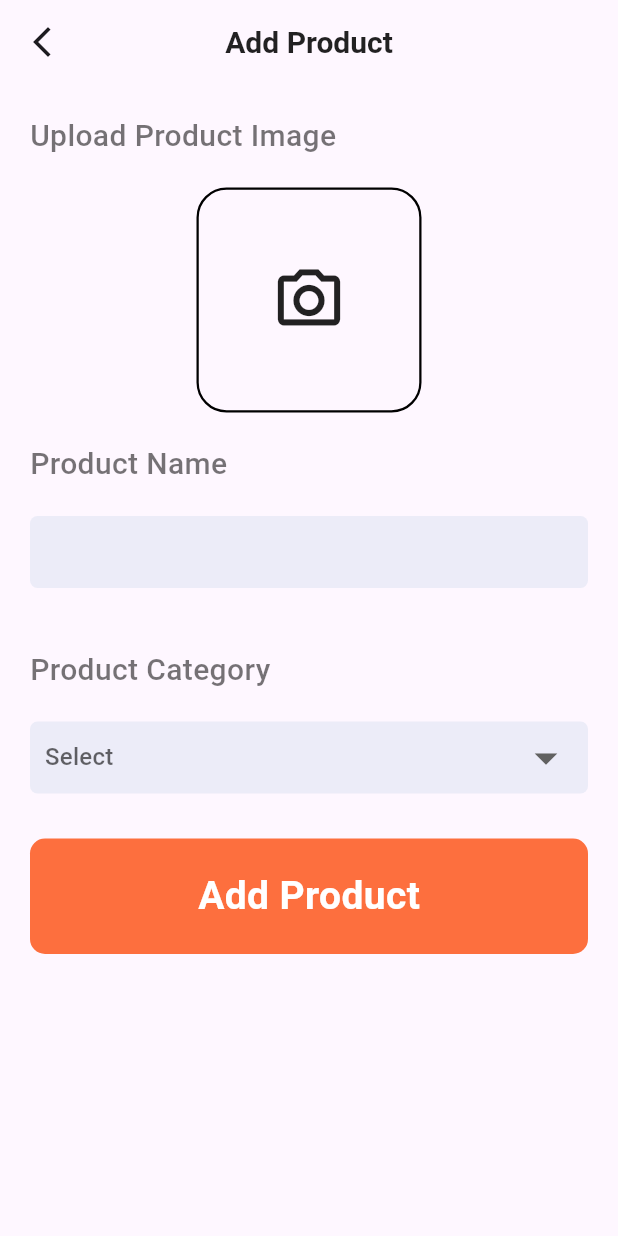
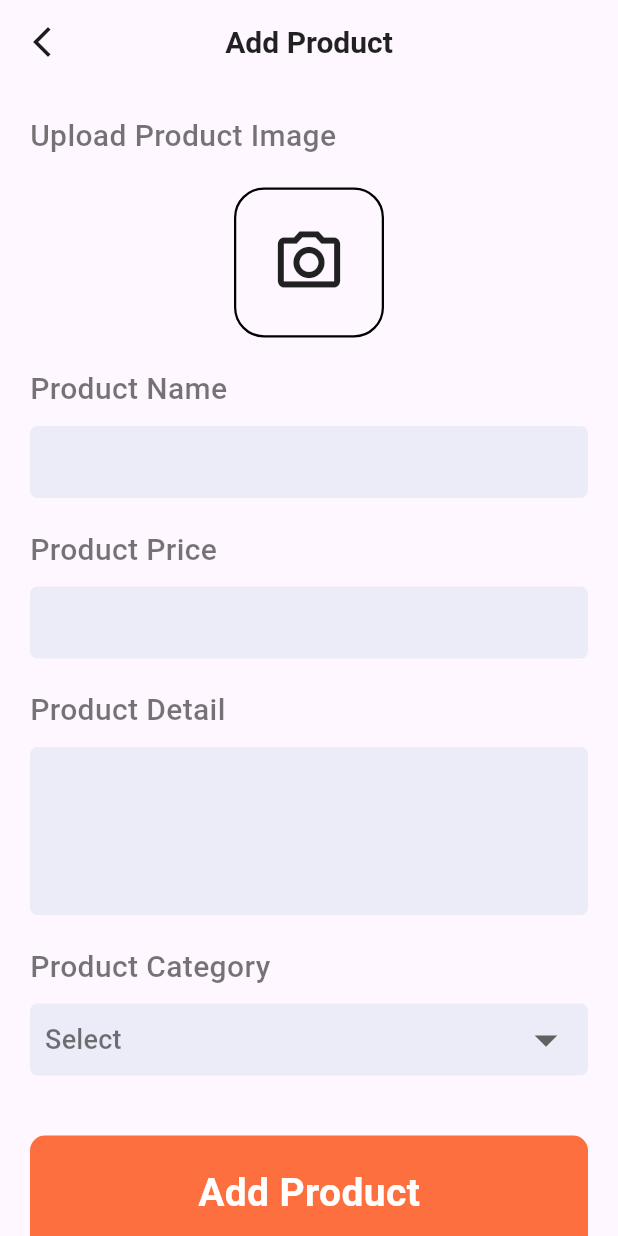
Before and after one commit to addiscodr/addis_ecommerce, a Flutter app: the AddProduct screen opened directly, on a phone screen of 412 x 824 dp. Run offline on Flutter 3.47's test engine with Material 3 defaults, Android fonts, the phone set to English and light mode, and no system bars; our stand-ins replace cloud_firestore, curved_navigation_bar, firebase_auth, firebase_core, firebase_storage, image_picker and 2 more; accounts and stored records are empty.

Commit message:
Modify affected files

```diff
--- a/lib/admin/add_product.dart
+++ b/lib/admin/add_product.dart
@@ -1,5 +1,11 @@
+import 'dart:io';
+
+import 'package:addis_ecommerce/services/database.dart';
 import 'package:addis_ecommerce/widgets/support_widget.dart';
+import 'package:firebase_storage/firebase_storage.dart';
 import 'package:flutter/material.dart';
+import 'package:image_picker/image_picker.dart';
+import 'package:random_string/random_string.dart';
 
 class AddProduct extends StatefulWidget {
   const AddProduct({super.key});
@@ -9,6 +15,50 @@ class AddProduct extends StatefulWidget {
 }
 
 class _AddProductState extends State<AddProduct> {
+  final ImagePicker _imagePicker = ImagePicker();
+  File? selectedImage;
+  TextEditingController _nameController = TextEditingController();
+  TextEditingController _priceController = TextEditingController();
+  TextEditingController _detailController = TextEditingController();
+
+  Future getImage() async {
+    var image = await _imagePicker.pickImage(source: ImageSource.gallery);
+    selectedImage = File(image!.path);
+    setState(() {});
+  }
+
+  void uploadItem() async {
+    if (selectedImage != null && _nameController.text != "") {
+      String addId = randomAlphaNumeric(10);
+      Reference firebaseStorageRef = FirebaseStorage.instance
+          .ref()
+          .child("blogImage")
+          .child(addId);
+
+      final UploadTask task = firebaseStorageRef.putFile(selectedImage!);
+      var downloadUrl = await (await task).ref.getDownloadURL();
+
+      Map<String, dynamic> addProduct = {
+        "Name": _nameController.text.trim(),
+        "Image": downloadUrl,
+        "Price": _priceController.text.trim(),
+        "Detail": _detailController.text.trim(),
+      };
+      await DatabaseMethods().addProduct(addProduct, value!).then((value) {
+        selectedImage = null;
+        _nameController.text = "";
+        ScaffoldMessenger.of(context).showSnackBar(
+          SnackBar(
+            content: Text(
+              "Product has been uploaded successfully!",
+              style: TextStyle(color: Colors.green, fontSize: 16),
+            ),
+          ),
+        );
+      });
+    }
+  }
+
   final List<String> categoryItems = ['Watch', 'Laptop', 'TV', 'Headphone'];
   String? value;
 
@@ -23,17 +73,21 @@ class _AddProductState extends State<AddProduct> {
         centerTitle: true,
         title: Text("Add Product", style: AppWidget.semiBoldTextStyle()),
       ),
-      body: Container(
-        margin: EdgeInsets.only(left: 20, top: 20, right: 20),
+      body: SingleChildScrollView(
+        child: Container(
+          margin: EdgeInsets.only(left: 20, top: 20, right: 20, bottom: 20),
           child: Column(
             crossAxisAlignment: CrossAxisAlignment.start,
             children: [
               Text("Upload Product Image", style: AppWidget.lightTextStyle()),
               const SizedBox(height: 20),
-            Center(
+              selectedImage == null
+                  ? GestureDetector(
+                      onTap: () => getImage(),
+                      child: Center(
                         child: Container(
-                height: 150,
-                width: 150,
+                          height: 100,
+                          width: 100,
                           decoration: BoxDecoration(
                             border: Border.all(color: Colors.black, width: 1.5),
                             borderRadius: BorderRadius.circular(20),
@@ -41,9 +95,32 @@ class _AddProductState extends State<AddProduct> {
                           child: Icon(Icons.camera_alt_outlined, size: 50),
                         ),
                       ),
+                    )
+                  : Center(
+                      child: Material(
+                        elevation: 4.0,
+                        borderRadius: BorderRadius.circular(20),
+                        child: Container(
+                          height: 100,
+                          width: 100,
+                          decoration: BoxDecoration(
+                            border: Border.all(color: Colors.black, width: 1.5),
+                            borderRadius: BorderRadius.circular(20),
+                          ),
+
+                          child: ClipRRect(
+                            borderRadius: BorderRadius.circular(20),
+                            child: Image.file(
+                              selectedImage!,
+                              fit: BoxFit.cover,
+                            ),
+                          ),
+                        ),
+                      ),
+                    ),
               const SizedBox(height: 20),
               Text("Product Name", style: AppWidget.lightTextStyle()),
-            const SizedBox(height: 20),
+              const SizedBox(height: 10),
               Container(
                 padding: EdgeInsets.symmetric(horizontal: 20),
                 width: MediaQuery.of(context).size.width,
@@ -52,12 +129,44 @@ class _AddProductState extends State<AddProduct> {
                   borderRadius: BorderRadius.circular(5),
                 ),
                 child: TextField(
+                  controller: _nameController,
                   decoration: InputDecoration(border: InputBorder.none),
                 ),
               ),
-            const SizedBox(height: 40),
+              const SizedBox(height: 20),
+              Text("Product Price", style: AppWidget.lightTextStyle()),
+              const SizedBox(height: 10),
+              Container(
+                padding: EdgeInsets.symmetric(horizontal: 20),
+                width: MediaQuery.of(context).size.width,
+                decoration: BoxDecoration(
+                  color: Color(0xffececf8),
+                  borderRadius: BorderRadius.circular(5),
+                ),
+                child: TextField(
+                  controller: _priceController,
+                  decoration: InputDecoration(border: InputBorder.none),
+                ),
+              ),
+              const SizedBox(height: 20),
+              Text("Product Detail", style: AppWidget.lightTextStyle()),
+              const SizedBox(height: 10),
+              Container(
+                padding: EdgeInsets.symmetric(horizontal: 20),
+                width: MediaQuery.of(context).size.width,
+                decoration: BoxDecoration(
+                  color: Color(0xffececf8),
+                  borderRadius: BorderRadius.circular(5),
+                ),
+                child: TextField(
+                  maxLines: 4,
+                  controller: _detailController,
+                  decoration: InputDecoration(border: InputBorder.none),
+                ),
+              ),
+              const SizedBox(height: 20),
               Text("Product Category", style: AppWidget.lightTextStyle()),
-            const SizedBox(height: 20),
+              const SizedBox(height: 10),
               Container(
                 padding: EdgeInsets.symmetric(horizontal: 10),
                 width: MediaQuery.of(context).size.width,
@@ -82,15 +191,20 @@ class _AddProductState extends State<AddProduct> {
                         )
                         .toList(),
                     dropdownColor: Colors.white,
-                  hint: Text('Select'),
+                    hint: Text(
+                      'Select',
+                      style: AppWidget.lightSmallTextStyle(),
+                    ),
                     iconSize: 36,
                     value: value,
                   ),
                 ),
               ),
-            const SizedBox(height: 30),
+              const SizedBox(height: 40),
 
-            Container(
+              GestureDetector(
+                onTap: uploadItem,
+                child: Container(
                   width: double.infinity,
                   padding: const EdgeInsets.symmetric(vertical: 20),
                   decoration: BoxDecoration(
@@ -109,7 +223,9 @@ class _AddProductState extends State<AddProduct> {
                     ),
                   ),
                 ),
+              ),
             ],
+          ),
         ),
       ),
     );
--- a/lib/main.dart
+++ b/lib/main.dart
@@ -1,5 +1,7 @@
 import 'package:addis_ecommerce/admin/add_product.dart';
 import 'package:addis_ecommerce/admin/admin_login.dart';
+import 'package:addis_ecommerce/pages/bottom_nav.dart';
+import 'package:addis_ecommerce/pages/product_detail.dart';
 
 import 'package:firebase_core/firebase_core.dart';
 
@@ -21,9 +23,9 @@ class MyApp extends StatelessWidget {
       debugShowCheckedModeBanner: false,
       title: 'Flutter Demo',
       theme: ThemeData(colorScheme: .fromSeed(seedColor: Colors.deepPurple)),
-      home: AddProduct(),
+      home: BottomNav(),
     );
   }
 }
 
-// continue from 3:19:19
+// continue from 3:45:45
--- a/lib/widgets/support_widget.dart
+++ b/lib/widgets/support_widget.dart
@@ -13,6 +13,14 @@ class AppWidget {
     return TextStyle(
       color: Colors.black54,
       fontSize: 20,
+      fontWeight: FontWeight.w500,
+    );
+  }
+
+  static TextStyle lightSmallTextStyle() {
+    return TextStyle(
+      color: Colors.black54,
+      fontSize: 18,
       fontWeight: FontWeight.w500,
     );
   }
--- a/pubspec.yaml
+++ b/pubspec.yaml
@@ -40,6 +40,8 @@ dependencies:
   firebase_auth: ^6.2.0
   random_string: ^2.3.1
   shared_preferences: ^2.5.4
+  image_picker: ^1.2.1
+  firebase_storage: ^13.1.0
 
 dev_dependencies:
   flutter_test:
```
Also changed, not shown: lib/pages/home.dart (+5 -2 lines), lib/services/database.dart (+9 -0 lines), pubspec.lock, 6 other files. Lines whose indentation alone changed are shown as unchanged.
